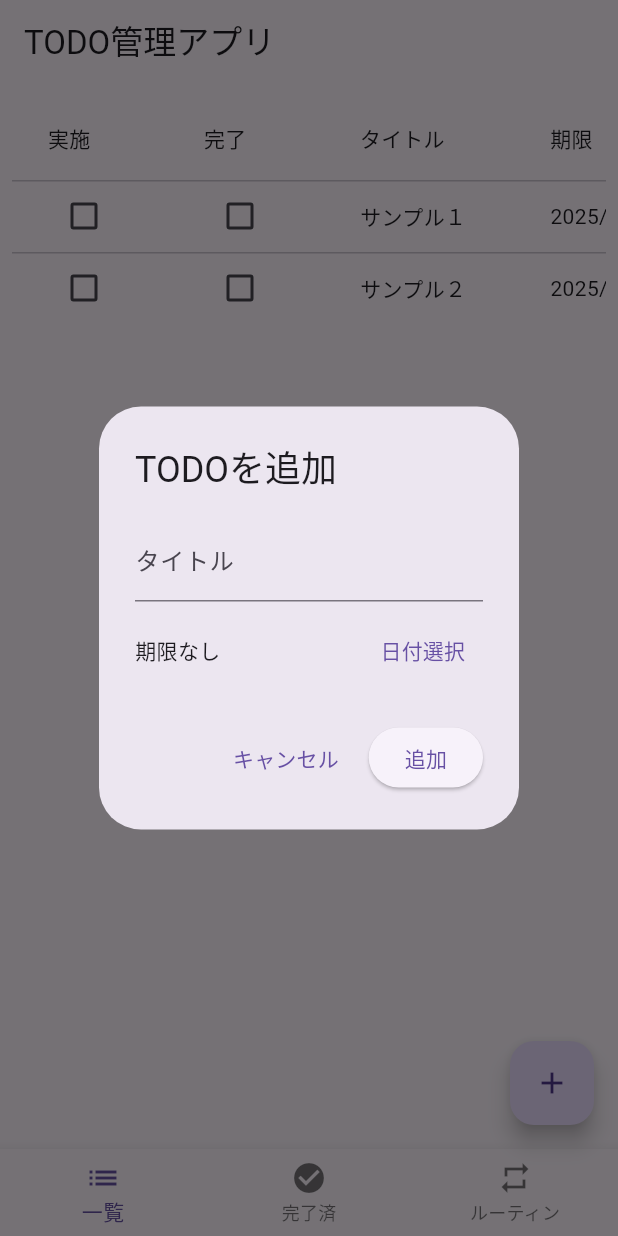
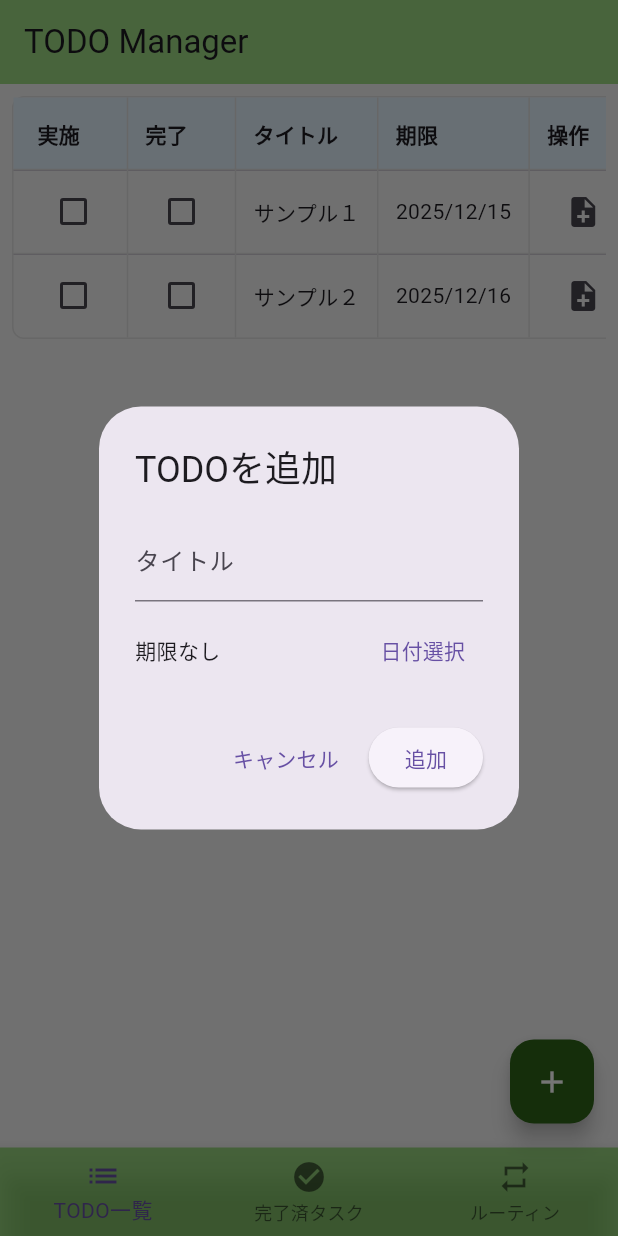
Before and after one commit to fyhw117/todomanager, a Flutter app: the screen it shows after launch, after a tap on the "add" icon, on a phone screen of 412 x 824 dp. Run offline on Flutter 3.47's test engine with Material 3 defaults, Android fonts, the phone set to English and light mode, and no system bars; our stand-ins replace shared_preferences.

Commit message:
表やカラーを変更

```diff
--- a/lib/todo_list_screen.dart
+++ b/lib/todo_list_screen.dart
@@ -122,8 +122,10 @@ class _TodoListScreenState extends State<TodoListScreen> {
   @override
   Widget build(BuildContext context) {
     return Scaffold(
+      backgroundColor: Colors.grey.shade100,
       appBar: AppBar(
-        title: Text('TODO管理アプリ'),
+        backgroundColor: const Color.fromARGB(148, 91, 196, 49),
+        title: Text('TODO Manager'),
       ),
       body: PageView(
         controller: _controller,
@@ -149,8 +151,11 @@ class _TodoListScreenState extends State<TodoListScreen> {
       ),
       // 追加ボタン
       floatingActionButton: FloatingActionButton(
+        backgroundColor: const Color.fromARGB(255, 45, 100, 23),
         onPressed: _currentIndex == 2 ? _showAddRoutineDialog : _showAddTodoDialog,
-        child: const Icon(Icons.add),
+        child: const Icon(
+          Icons.add,
+          color: Colors.white,),
       ),
       // 画面下部のボタン部分
       bottomNavigationBar: BottomNavigationBar(
@@ -158,6 +163,7 @@ class _TodoListScreenState extends State<TodoListScreen> {
         //   0: 一覧
         //   1: 完了済
         //   2: ルーティン
+        backgroundColor: const Color.fromARGB(148, 91, 196, 49),
         onTap: (int index) => _onTapBottomNavigationItem(index),
         // 現在表示されているBottomNavigationBarItemの番号
         //   0: 一覧
@@ -167,11 +173,11 @@ class _TodoListScreenState extends State<TodoListScreen> {
         items: const [
           BottomNavigationBarItem(
             icon: Icon(Icons.list),
-            label: '一覧',
+            label: 'TODO一覧',
           ),
           BottomNavigationBarItem(
             icon: Icon(Icons.check_circle),
-            label: '完了済',
+            label: '完了済タスク',
           ),
           BottomNavigationBarItem(
             icon: Icon(Icons.repeat),
@@ -198,13 +204,29 @@ class _TodoListScreenState extends State<TodoListScreen> {
       scrollDirection: Axis.vertical,
       child: SingleChildScrollView(
         scrollDirection: Axis.horizontal,
-        child: DataTable(
+        child: Container(
+          decoration: BoxDecoration(
+            border: Border.all(color: Colors.grey.shade300),
+            borderRadius: BorderRadius.circular(8),
+          ),
+          child: DataTable(
+            headingRowColor: WidgetStateProperty.all(Colors.blue.shade50),
+            headingRowHeight: 48,
+            dataRowMinHeight: 56,
+            dataRowMaxHeight: 56,
+            columnSpacing: 24,
+            horizontalMargin: 16,
+            dividerThickness: 1,
+            border: TableBorder(
+              verticalInside: BorderSide(color: Colors.grey.shade300, width: 1),
+              horizontalInside: BorderSide(color: Colors.grey.shade300, width: 1),
+            ),
           columns: const [
-            DataColumn(label: Text('実施')),
-            DataColumn(label: Text('完了')),
-            DataColumn(label: Text('タイトル')),
-            DataColumn(label: Text('期限')),
-            DataColumn(label: Text('操作')),
+            DataColumn(label: Text('実施', style: TextStyle(fontWeight: FontWeight.bold))),
+            DataColumn(label: Text('完了', style: TextStyle(fontWeight: FontWeight.bold))),
+            DataColumn(label: Text('タイトル', style: TextStyle(fontWeight: FontWeight.bold))),
+            DataColumn(label: Text('期限', style: TextStyle(fontWeight: FontWeight.bold))),
+            DataColumn(label: Text('操作', style: TextStyle(fontWeight: FontWeight.bold))),
           ],
           rows: List<DataRow>.generate(
             activeTodos.length,
@@ -249,6 +271,7 @@ class _TodoListScreenState extends State<TodoListScreen> {
               );
             },
           ),
+          ),
         ),
       ),
     );
@@ -268,12 +291,28 @@ class _TodoListScreenState extends State<TodoListScreen> {
       scrollDirection: Axis.vertical,
       child: SingleChildScrollView(
         scrollDirection: Axis.horizontal,
-        child: DataTable(
+        child: Container(
+          decoration: BoxDecoration(
+            border: Border.all(color: Colors.grey.shade300),
+            borderRadius: BorderRadius.circular(8),
+          ),
+          child: DataTable(
+            headingRowColor: WidgetStateProperty.all(Colors.green.shade50),
+            headingRowHeight: 48,
+            dataRowMinHeight: 56,
+            dataRowMaxHeight: 56,
+            columnSpacing: 24,
+            horizontalMargin: 16,
+            dividerThickness: 1,
+            border: TableBorder(
+              verticalInside: BorderSide(color: Colors.grey.shade300, width: 1),
+              horizontalInside: BorderSide(color: Colors.grey.shade300, width: 1),
+            ),
           columns: const [
-            DataColumn(label: Text('タイトル')),
-            DataColumn(label: Text('期限')),
-            DataColumn(label: Text('完了日')),
-            DataColumn(label: Text('操作')),
+            DataColumn(label: Text('タイトル', style: TextStyle(fontWeight: FontWeight.bold))),
+            DataColumn(label: Text('期限', style: TextStyle(fontWeight: FontWeight.bold))),
+            DataColumn(label: Text('完了日', style: TextStyle(fontWeight: FontWeight.bold))),
+            DataColumn(label: Text('操作', style: TextStyle(fontWeight: FontWeight.bold))),
           ],
           rows: List<DataRow>.generate(
             completedTodos.length,
@@ -312,6 +351,7 @@ class _TodoListScreenState extends State<TodoListScreen> {
                 ],
               );
             },
+          ),
           ),
         ),
       ),
@@ -361,14 +401,30 @@ class _TodoListScreenState extends State<TodoListScreen> {
       scrollDirection: Axis.vertical,
       child: SingleChildScrollView(
         scrollDirection: Axis.horizontal,
-        child: DataTable(
+        child: Container(
+          decoration: BoxDecoration(
+            border: Border.all(color: Colors.grey.shade300),
+            borderRadius: BorderRadius.circular(8),
+          ),
+          child: DataTable(
+            headingRowColor: WidgetStateProperty.all(Colors.purple.shade50),
+            headingRowHeight: 48,
+            dataRowMinHeight: 56,
+            dataRowMaxHeight: 56,
+            columnSpacing: 24,
+            horizontalMargin: 16,
+            dividerThickness: 1,
+            border: TableBorder(
+              verticalInside: BorderSide(color: Colors.grey.shade300, width: 1),
+              horizontalInside: BorderSide(color: Colors.grey.shade300, width: 1),
+            ),
           columns: const [
-            DataColumn(label: Text('タイトル')),
-            DataColumn(label: Text('頻度')),
-            DataColumn(label: Text('時間帯')),
-            DataColumn(label: Text('曜日')),
-            DataColumn(label: Text('開始日')),
-            DataColumn(label: Text('操作')),
+            DataColumn(label: Text('タイトル', style: TextStyle(fontWeight: FontWeight.bold))),
+            DataColumn(label: Text('頻度', style: TextStyle(fontWeight: FontWeight.bold))),
+            DataColumn(label: Text('時間帯', style: TextStyle(fontWeight: FontWeight.bold))),
+            DataColumn(label: Text('曜日', style: TextStyle(fontWeight: FontWeight.bold))),
+            DataColumn(label: Text('開始日', style: TextStyle(fontWeight: FontWeight.bold))),
+            DataColumn(label: Text('操作', style: TextStyle(fontWeight: FontWeight.bold))),
           ],
           rows: List<DataRow>.generate(
             _routines.length,
@@ -413,6 +469,7 @@ class _TodoListScreenState extends State<TodoListScreen> {
                 ],
               );
             },
+          ),
           ),
         ),
       ),
```
